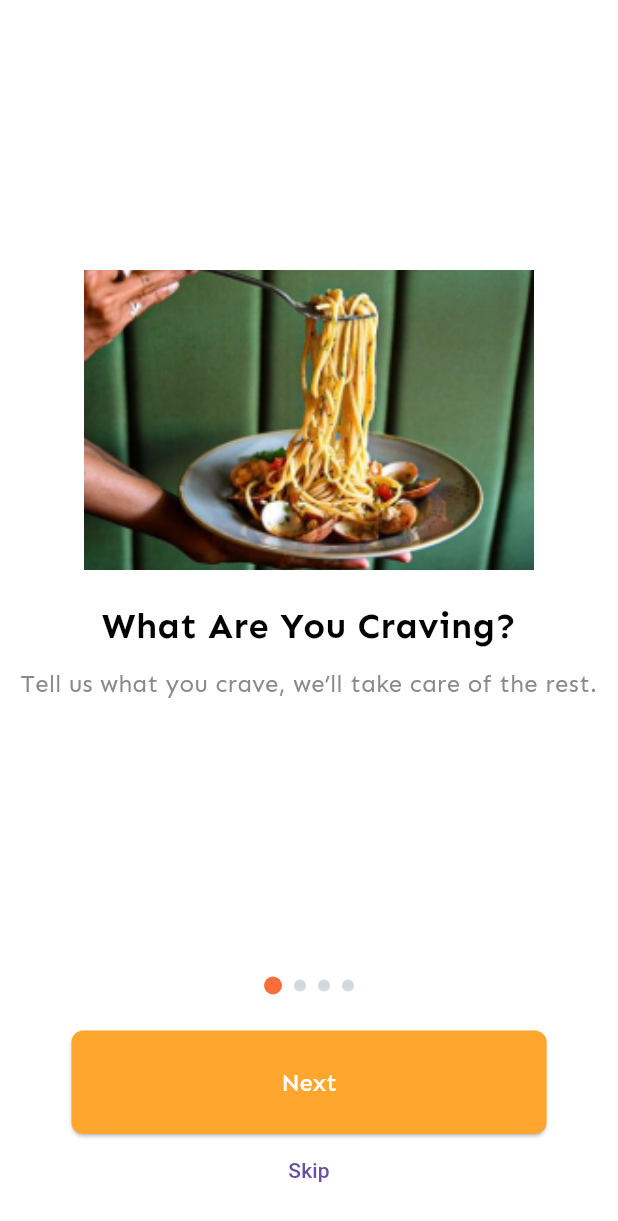
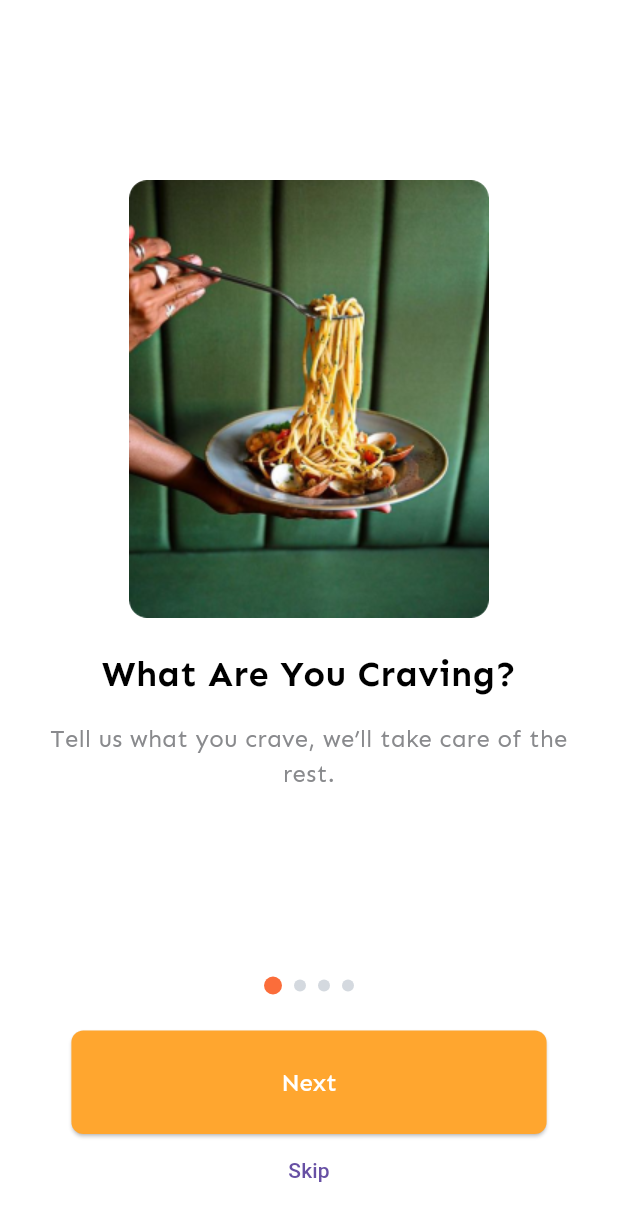
Before and after one commit to khedidijaarbaoui/wineklo, a Flutter app: the screen it shows after launch, on a phone screen of 412 x 824 dp. Shown: the top 1221 px of the screen. Run offline on Flutter 3.47's test engine with Material 3 defaults, Android fonts, the light colour scheme and no system bars.

Commit message:
Update onBoarding.dart

```diff
--- a/lib/views/widgets/onBoarding.dart
+++ b/lib/views/widgets/onBoarding.dart
@@ -14,23 +14,31 @@ class OnboardingWidget extends StatelessWidget {
       mainAxisAlignment: MainAxisAlignment.center,
       crossAxisAlignment: CrossAxisAlignment.center,
       children: [
-        Image.asset(
-          item.imagePath,
-          width: 300,
-          height: 200,
-          fit: BoxFit.cover,
+        ClipRRect(
+          borderRadius: BorderRadius.circular(12),
+          child: Image.asset(
+            item.imagePath,
+            width: 240,
+            height: 292,
+            fit: BoxFit.cover,
+          ),
         ),
         const SizedBox(height: 20),
+        // Title
         Text(
           item.title,
           style: headlineStyle.copyWith(color: blackColor),
           textAlign: TextAlign.center,
         ),
-        const SizedBox(height: 10),
-        Text(
-          item.subtitle,
-          style: bodyTextStyle.copyWith(color: darkGrayColor),
-          textAlign: TextAlign.center,
+        const SizedBox(height: 15),
+        // Subtitle with consistent margin
+        Padding(
+          padding: const EdgeInsets.symmetric(horizontal: 20.0),
+          child: Text(
+            item.subtitle,
+            style: bodyTextStyle.copyWith(color: darkGrayColor),
+            textAlign: TextAlign.center,
+          ),
         ),
       ],
     );
```
